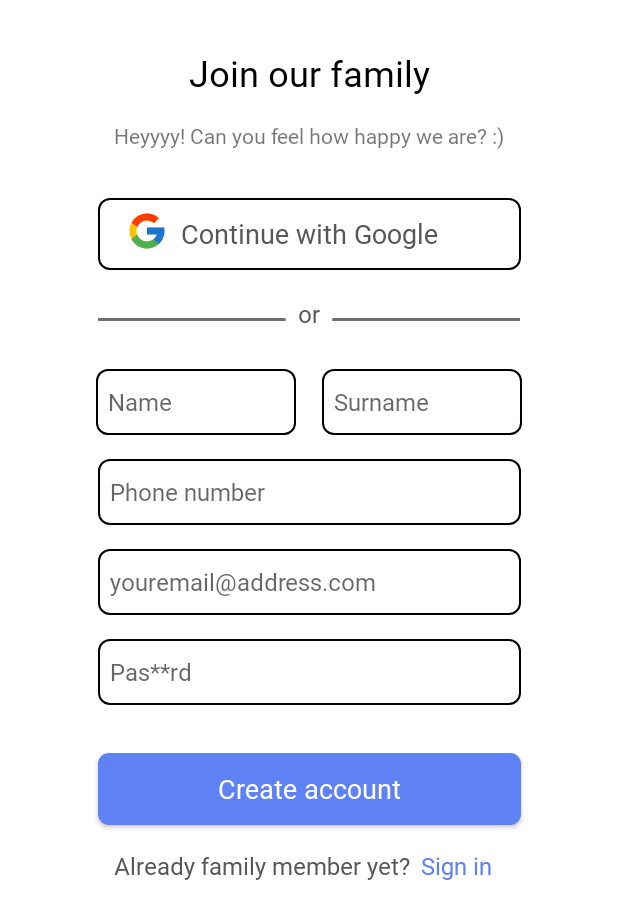
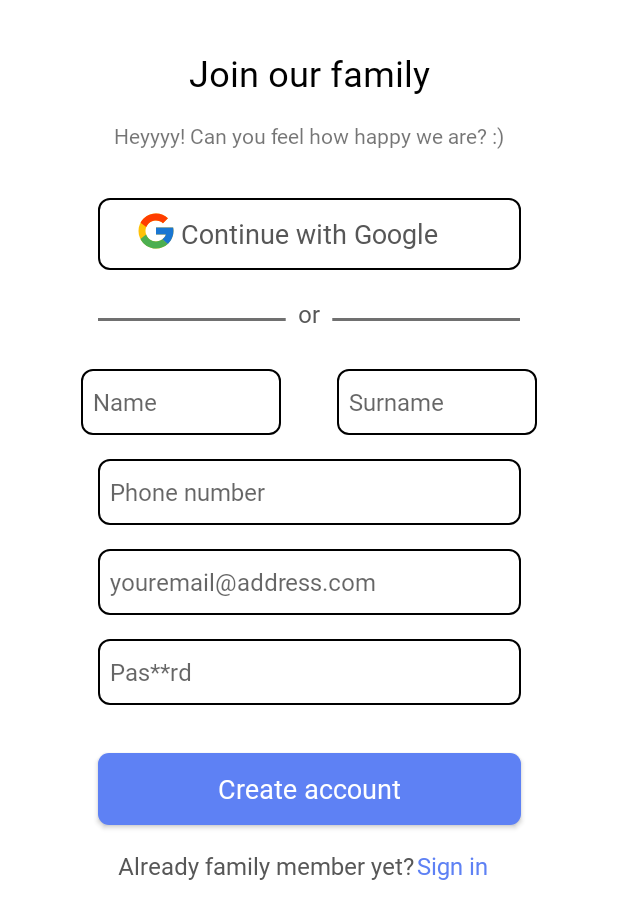
Before and after one commit to pserdax/Scan-me, an Android app: the screen it shows after launch (MainActivity), after a tap on "Join us", on a phone screen of 412 x 824 dp. Shown: the top 919 px of the screen. Run offline under Robolectric (Android 15) with nearby library versions, the phone set to English and light mode, and no system bars; our stand-ins replace Firebase (no records; nobody signed in at launch, a user with empty details on screens opened directly); libraries missing offline, so code that uses them is left out: com.ismaeldivita.chipnavigation; 1 other tap on this screen came first.

Commit message:
bug fixing, upgrade performance

```diff
--- a/app/src/main/java/com/example/scanme/QrCodeScan.java
+++ b/app/src/main/java/com/example/scanme/QrCodeScan.java
@@ -65,6 +65,7 @@ public class QrCodeScan extends Fragment implements ZXingScannerView.ResultHandl
 
         mScannerView.setResultHandler(this);
         mScannerView.startCamera();
+
     }
 
     @Override
--- a/app/src/main/java/com/example/scanme/Register.java
+++ b/app/src/main/java/com/example/scanme/Register.java
@@ -65,7 +65,6 @@ public class Register extends Fragment {
         super.onViewCreated(view, savedInstanceState);
         navController = Navigation.findNavController(view);
 
-
         registerBinding.tvSignIn.setOnClickListener(v -> navController.navigate(R.id.action_register_to_login));
 
         registerBinding.btnCreateAccount.setOnClickListener(v -> {
--- a/app/src/main/res/layout/fragment_register.xml
+++ b/app/src/main/res/layout/fragment_register.xml
@@ -25,7 +25,7 @@
             android:gravity="center"
             android:text="@string/tv_join_us"
             android:textColor="@color/colorBlack"
-            android:textSize="@dimen/twenty_four"
+            android:textSize="@dimen/twenty_four_sp"
             android:fontFamily="@font/sfsemibold"
             app:layout_constraintTop_toTopOf="parent"
             app:layout_constraintStart_toStartOf="parent"
@@ -86,14 +86,14 @@
             android:id="@+id/et_name"
             android:layout_width="wrap_content"
             android:layout_height="wrap_content"
-            android:layout_marginStart="48dp"
-            android:layout_marginLeft="48dp"
             android:layout_marginTop="@dimen/thirty_two_dp"
             android:background="@drawable/tv_border"
             android:fontFamily="@font/sfregular"
             android:hint="@string/hint_name"
-            android:paddingLeft="@dimen/eight_dp"
+            android:paddingStart="@dimen/eight_dp"
             android:textSize="@dimen/size_generic"
+            app:layout_constraintEnd_toStartOf="@+id/et_family_name"
+            app:layout_constraintHorizontal_bias="0.005"
             app:layout_constraintStart_toStartOf="parent"
             app:layout_constraintTop_toBottomOf="@id/img_line" />
 
@@ -102,21 +102,21 @@
             android:layout_width="wrap_content"
             android:layout_height="wrap_content"
             android:layout_marginTop="@dimen/thirty_two_dp"
-            android:layout_marginEnd="48dp"
-            android:layout_marginRight="48dp"
             android:background="@drawable/tv_border"
             android:fontFamily="@font/sfregular"
             android:hint="@string/hint_surname"
-            android:paddingLeft="@dimen/eight_dp"
+            android:paddingStart="@dimen/eight_dp"
             android:textSize="@dimen/size_generic"
             app:layout_constraintEnd_toEndOf="parent"
+            app:layout_constraintHorizontal_bias="1.0"
+            app:layout_constraintStart_toEndOf="@+id/et_name"
             app:layout_constraintTop_toBottomOf="@id/img_line" />
 
         <EditText
             android:id="@+id/et_phone_number"
             android:hint="@string/hint_phone_number"
             android:inputType="number"
-            android:paddingLeft="@dimen/eight_dp"
+            android:paddingStart="@dimen/eight_dp"
             android:layout_width="wrap_content"
             android:layout_height="wrap_content"
             android:fontFamily="@font/sfregular"
@@ -125,7 +125,8 @@
             app:layout_constraintStart_toStartOf="parent"
             app:layout_constraintEnd_toEndOf="parent"
             app:layout_constraintTop_toBottomOf="@+id/et_name"
-            android:layout_marginTop="16dp" />
+            android:layout_marginTop="16dp"
+            tools:ignore="RtlSymmetry,TextFields" />
 
         <EditText
             android:id="@+id/et_email"
@@ -177,9 +178,10 @@
             android:layout_width="wrap_content"
             android:layout_height="wrap_content"
             android:layout_marginStart="68dp"
-            android:layout_marginLeft="68dp"
             android:layout_marginTop="40dp"
             android:src="@drawable/ic_google"
+            app:layout_constraintEnd_toEndOf="parent"
+            app:layout_constraintHorizontal_bias="0.021"
             app:layout_constraintStart_toStartOf="parent"
             app:layout_constraintTop_toBottomOf="@id/tv_description_join_us" />
 
@@ -194,6 +196,7 @@
             android:textColor="@color/colorGeneric"
             android:textSize="@dimen/size_generic"
             app:layout_constraintStart_toStartOf="parent"
+            app:layout_constraintEnd_toStartOf="@+id/tv_sign_in"
             app:layout_constraintTop_toBottomOf="@id/btn_create_account" />
 
         <TextView
@@ -207,6 +210,7 @@
             android:textColor="@color/blue"
             android:textSize="@dimen/size_generic"
             app:layout_constraintEnd_toEndOf="parent"
+            app:layout_constraintStart_toEndOf="@+id/tv_already_have_account"
             app:layout_constraintTop_toBottomOf="@id/btn_create_account" />
 
         <ProgressBar
--- a/app/src/main/res/values/dimen.xml
+++ b/app/src/main/res/values/dimen.xml
@@ -3,6 +3,7 @@
     <dimen name="eighteen">18sp</dimen>
     <dimen name="thirty_two_dp">32dp</dimen>
     <dimen name="twenty_four">24dp</dimen>
+    <dimen name="twenty_four_sp">24sp</dimen>
     <dimen name="size_generic">16sp</dimen>
     <dimen name="eighteen_dp">18dp</dimen>
     <dimen name="eight_dp">8dp</dimen>
```
